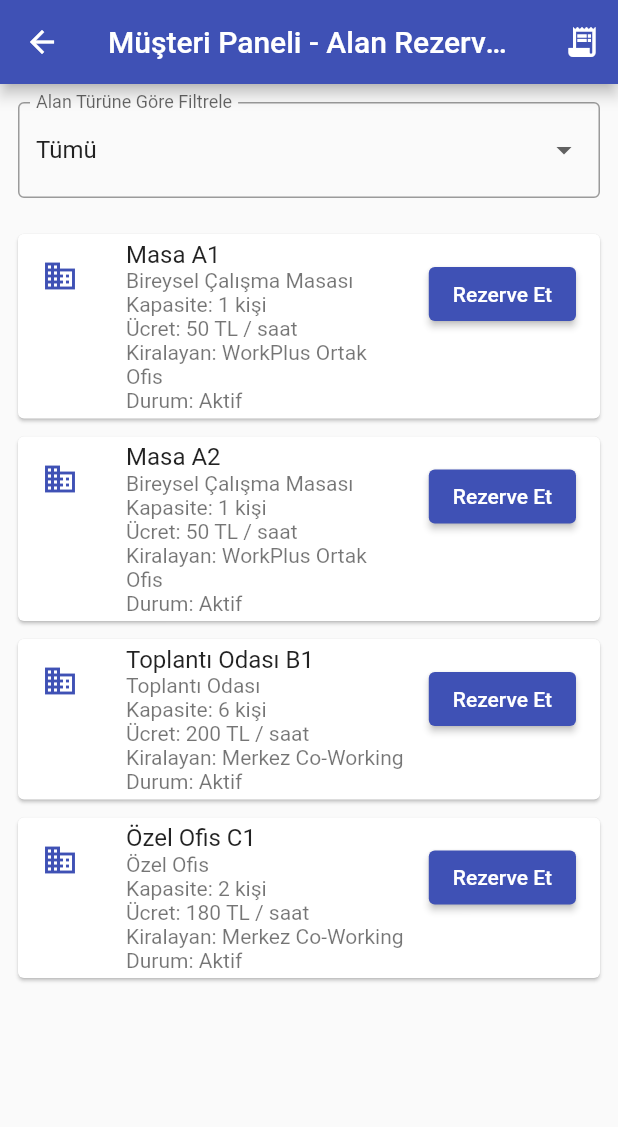
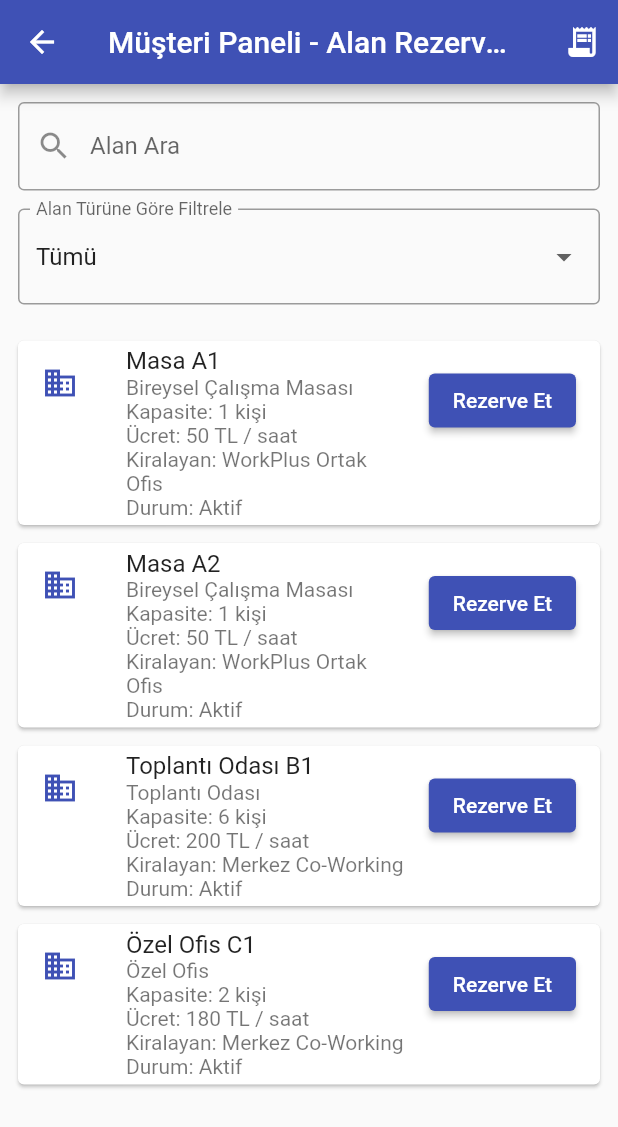
Before and after one commit to betul00dirican-bit/co_working_app, a Flutter app: the WorkspaceListPage screen opened directly, on a phone screen of 412 x 824 dp. Shown: the top 1127 px of the screen. Run offline on Flutter 3.47's test engine with Material 3 defaults, Android fonts, the light colour scheme and no system bars.

Commit message:
Update main.dart
Added workspace search and filtering system

```diff
--- a/lib/main.dart
+++ b/lib/main.dart
@@ -546,16 +546,23 @@ class WorkspaceListPage extends StatefulWidget {
 
 class _WorkspaceListPageState extends State<WorkspaceListPage> {
   String selectedFilter = 'Tümü';
+  final searchController = TextEditingController();
 
-  List<Map<String, String>> get filteredWorkspaces {
-    if (selectedFilter == 'Tümü') {
-      return workspaces;
-    }
+ List<Map<String, String>> get filteredWorkspaces {
+  return workspaces.where((workspace) {
+    final matchesFilter = selectedFilter == 'Tümü' ||
+        workspace['type'] == selectedFilter;
 
-    return workspaces.where((workspace) {
-      return workspace['type'] == selectedFilter;
-    }).toList();
-  }
+    final searchText = searchController.text.toLowerCase();
+
+    final matchesSearch =
+        workspace['name']!.toLowerCase().contains(searchText) ||
+        workspace['type']!.toLowerCase().contains(searchText) ||
+        workspace['owner']!.toLowerCase().contains(searchText);
+
+    return matchesFilter && matchesSearch;
+  }).toList();
+}
 
   @override
   Widget build(BuildContext context) {
@@ -577,6 +584,21 @@ class _WorkspaceListPageState extends State<WorkspaceListPage> {
       ),
       body: Column(
         children: [
+          Padding(
+  padding: const EdgeInsets.fromLTRB(12, 12, 12, 0),
+  child: TextField(
+    controller: searchController,
+    decoration: const InputDecoration(
+      labelText: 'Alan Ara',
+      hintText: 'Masa, Ofis, İşletme...',
+      border: OutlineInputBorder(),
+      prefixIcon: Icon(Icons.search),
+    ),
+    onChanged: (value) {
+      setState(() {});
+    },
+  ),
+),
           Padding(
             padding: const EdgeInsets.all(12),
             child: DropdownButtonFormField<String>(
```
